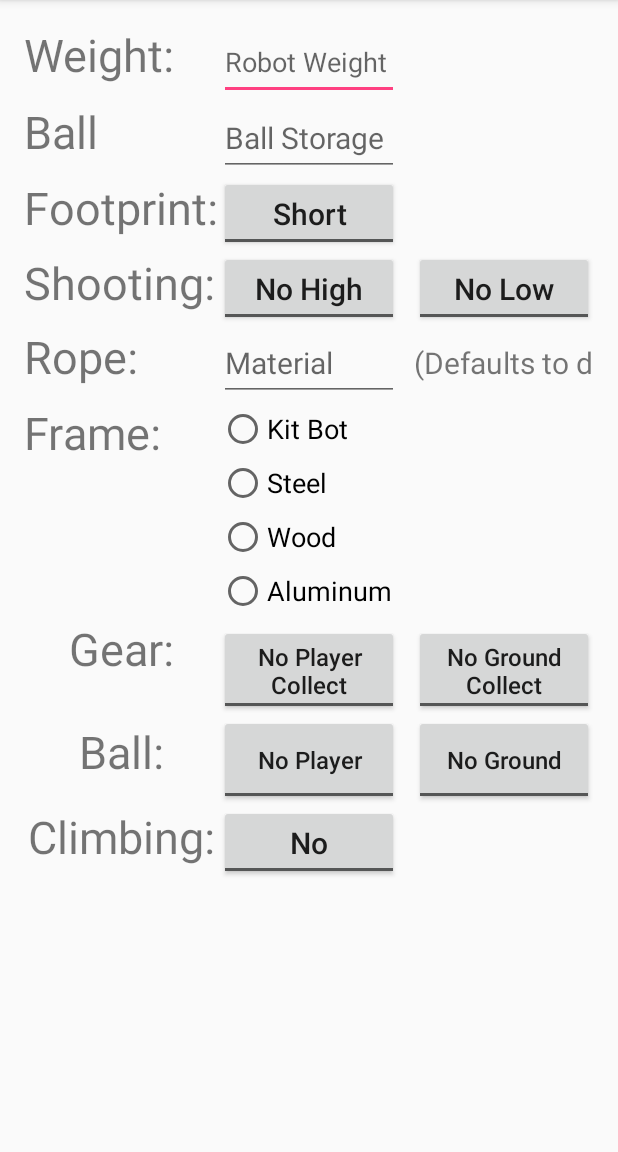
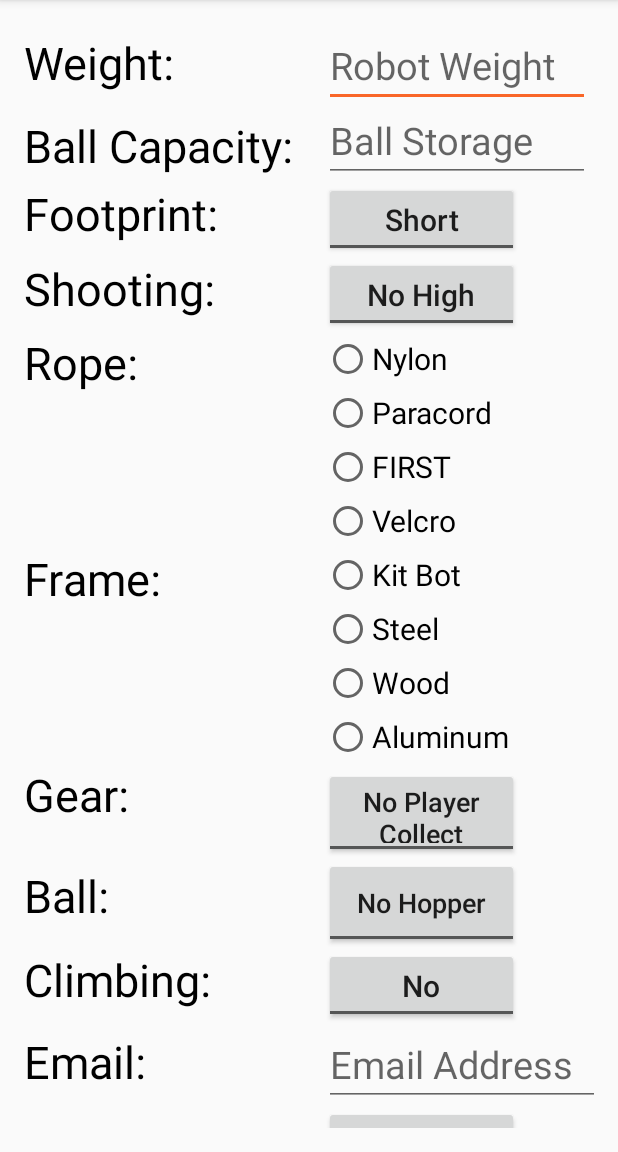
Before and after one commit to RoboRebelsScouting/PitScouting2017, an Android app: the SecondActivity screen opened directly, with no data from a screen before it, on a phone screen of 412 x 824 dp, the part 84-1236 px from its top. Run offline under Robolectric (Android 15) with nearby library versions, the phone set to English and light mode, and no system bars.

Commit message:
latest update 3/22

```diff
--- a/PitScoutingApp2017/app/src/main/res/layout/activity_second.xml
+++ b/PitScoutingApp2017/app/src/main/res/layout/activity_second.xml
@@ -11,80 +11,46 @@
     tools:context="com.example.elmhursts20.pitscoutingapp2017.SecondActivity">
 
     <TextView
-        android:layout_width="130dp"
-        android:layout_height="40dp"
-        android:text="Weight:"
-        android:textSize="30sp"
-        android:layout_row="0"
-        android:layout_column="0" />
-    <TextView
-        android:layout_width="130dp"
-        android:layout_height="40dp"
+        android:layout_width="200dp"
+        android:layout_height="wrap_content"
         android:text="Ball Capacity:"
         android:textSize="30sp"
         android:layout_row="1"
-        android:layout_column="0" />
+        android:layout_column="0"
+        android:textColor="@android:color/background_dark" />
     <TextView
-        android:layout_width="130dp"
+        android:layout_width="183dp"
         android:layout_height="40dp"
         android:text="Footprint:"
         android:textSize="30sp"
         android:layout_row="2"
-        android:layout_column="0" />
-    <TextView
-        android:layout_width="130dp"
-        android:layout_height="40dp"
-        android:text="Shooting:"
-        android:textSize="30sp"
-        android:layout_row="3"
-        android:layout_column="0" />
+        android:layout_column="0"
+        android:textColor="@android:color/background_dark" />
 
     <TextView
         android:layout_width="130dp"
         android:layout_height="40dp"
-        android:textAlignment="center"
+        android:textAlignment="viewStart"
         android:text="Gear:"
         android:textSize="30sp"
         android:layout_row="6"
-        android:layout_column="0" />
-    <TextView
-        android:layout_width="130dp"
-        android:layout_height="40dp"
-        android:textAlignment="center"
-        android:text="Ball:"
-        android:textSize="30sp"
-        android:layout_row="7"
-        android:layout_column="0" />
-    <TextView
-        android:layout_width="130dp"
-        android:layout_height="40dp"
-        android:textAlignment="center"
-        android:text="Climbing:"
-        android:textSize="30sp"
-        android:layout_row="8"
-        android:layout_column="0" />
+        android:layout_column="0"
+        android:textColor="@android:color/background_dark" />
 
     <EditText
         android:id="@+id/robotWeight"
         android:inputType="number"
-        android:layout_width="120dp"
-        android:layout_height="50dp"
-        android:textSize="18sp"
+        android:layout_width="177dp"
+        android:layout_height="wrap_content"
+        android:textSize="25sp"
         android:hint="Robot Weight"
         android:layout_row="0"
-        android:layout_column="1" />
-    <EditText
-        android:id="@+id/ballCapacity"
-        android:inputType="number"
-        android:layout_width="120dp"
-        android:layout_height="50dp"
-        android:textSize="20sp"
-        android:hint="Ball Storage"
-        android:layout_row="1"
-        android:layout_column="1" />
+        android:layout_column="1"
+        android:textColor="@android:color/background_dark" />
+
     <ToggleButton
         android:id="@+id/footPrint"
-        android:layout_width="120dp"
+        android:layout_width="130dp"
         android:layout_height="50dp"
         android:textOn="Tall"
         android:textOff="Short"
@@ -97,21 +63,11 @@
         android:textOn="High"
         android:textOff="No High"
         android:textAllCaps="false"
-        android:layout_width="120dp"
+        android:layout_width="130dp"
         android:layout_height="50dp"
         android:textSize="20sp"
         android:layout_row="3"
         android:layout_column="1" />
-    <ToggleButton
-        android:id="@+id/shootLow"
-        android:textOn="Low"
-        android:textOff="No Low"
-        android:textAllCaps="false"
-        android:layout_width="120dp"
-        android:layout_height="50dp"
-        android:textSize="20sp"
-        android:layout_row="3"
-        android:layout_column="2" />
 
     <RadioGroup
         android:id="@+id/frameType"
@@ -123,26 +79,26 @@
         <RadioButton
             android:id="@+id/kitbot"
             android:text="Kit Bot"
-            android:layout_width="120dp"
+            android:layout_width="match_parent"
             android:layout_height="36dp"
-            android:textSize="18sp" />
+            android:textSize="20sp" />
         <RadioButton
             android:id="@+id/steel"
             android:text="Steel"
-            android:layout_width="120dp"
+            android:layout_width="match_parent"
             android:layout_height="36dp"
-            android:textSize="18sp" />
+            android:textSize="20sp" />
         <RadioButton
             android:text="Wood"
-            android:layout_width="100dp"
+            android:layout_width="match_parent"
             android:layout_height="36dp"
-            android:textSize="18sp"/>
+            android:textSize="20sp"/>
         <RadioButton
             android:id="@+id/aluminum"
             android:text="Aluminum"
             android:layout_width="130dp"
             android:layout_height="36dp"
-            android:textSize="18sp" /></RadioGroup>
+            android:textSize="20sp" /></RadioGroup>
 
     <ToggleButton
         android:id="@+id/groundGear"
@@ -150,20 +106,118 @@
         android:textOff="No Ground Collect"
         android:layout_width="120dp"
         android:layout_height="60dp"
-        android:textSize="16sp"
+        android:textSize="18sp"
         android:textAllCaps="false"
         android:layout_row="6"
         android:layout_column="2" />
+
     <ToggleButton
-        android:id="@+id/playerBall"
+        android:id="@+id/playerGear"
         android:textOn="Player"
-        android:textOff="No Player"
-        android:layout_width="120dp"
+        android:textOff="No Player Collect"
+        android:textAllCaps="false"
+        android:layout_width="130dp"
         android:layout_height="60dp"
-        android:textSize="16sp"
+        android:textSize="18sp"
+        android:layout_row="6"
+        android:layout_column="1" />
+
+    <RadioGroup
+        android:id="@+id/rope"
+        android:layout_width="wrap_content"
+        android:layout_height="wrap_content"
+        android:layout_row="4"
+        android:layout_column="1" >
+
+        <RadioButton
+            android:id="@+id/nylon"
+            android:text="Nylon"
+            android:layout_width="130dp"
+            android:layout_height="36dp"
+            android:textSize="20sp" />
+        <RadioButton
+            android:id="@+id/paracord"
+            android:text="Paracord"
+            android:layout_width="130dp"
+            android:layout_height="36dp"
+            android:textSize="20sp" />
+        <RadioButton
+            android:id="@+id/first"
+            android:text="FIRST"
+            android:layout_width="130dp"
+            android:layout_height="36dp"
+            android:textSize="20sp"   />
+
+        <RadioButton
+            android:id="@+id/velcro"
+            android:text="Velcro"
+            android:layout_width="130dp"
+            android:layout_height="36dp"
+            android:textSize="20sp" />
+    </RadioGroup>
+
+    <TextView
+        android:layout_width="130dp"
+        android:layout_height="40dp"
+        android:text="Rope:"
+        android:textSize="30sp"
+        android:layout_row="4"
+        android:layout_column="0"
+        android:textColor="@android:color/background_dark" />
+
+    <Button
+        android:id="@+id/finishButton"
+        android:text="Submit"
         android:textAllCaps="false"
-        android:layout_row="7"
+        android:onClick="submit"
+        android:layout_width="130dp"
+        android:layout_height="50dp"
+        android:textSize="20sp"
+        android:layout_row="21"
+        android:layout_column="1"/>
+
+    <TextView
+        android:layout_width="130dp"
+        android:layout_height="40dp"
+        android:textAlignment="textStart"
+        android:text="Climbing:"
+        android:textSize="30sp"
+        android:layout_row="10"
+        android:layout_column="0"
+        android:textColor="@android:color/background_dark" />
+
+    <TextView
+        android:layout_width="130dp"
+        android:layout_height="40dp"
+        android:textAlignment="textStart"
+        android:text="Ball:"
+        android:textSize="30sp"
+        android:layout_row="8"
+        android:layout_column="0"
+        android:textColor="@android:color/background_dark" />
+
+    <ToggleButton
+        android:id="@+id/canClimb"
+        android:layout_height="50dp"
+        android:textOn="Yes"
+        android:textOff="No"
+        android:textSize="20sp"
+        android:layout_row="10"
+        android:textAllCaps="false"
+        android:layout_column="1"
+        android:layout_width="130dp" />
+
+    <ToggleButton
+        android:id="@+id/hopperBall"
+        android:textOn="Hopper"
+        android:textOff="No Hopper"
+        android:layout_width="130dp"
+        android:layout_height="60dp"
+        android:textSize="18sp"
+        android:textAllCaps="false"
+        android:layout_row="8"
         android:layout_column="1" />
+
     <ToggleButton
         android:id="@+id/groundBall"
         android:textOn="Ground"
@@ -171,50 +225,9 @@
         android:textAllCaps="false"
         android:layout_width="120dp"
         android:layout_height="60dp"
-        android:textSize="16sp"
-        android:layout_row="7"
+        android:textSize="18sp"
+        android:layout_row="8"
         android:layout_column="2" />
-
-    <ToggleButton
-        android:id="@+id/playerGear"
-        android:textOn="Player"
-        android:textOff="No Player Collect"
-        android:textAllCaps="false"
-        android:layout_width="120dp"
-        android:layout_height="60dp"
-        android:textSize="16sp"
-        android:layout_row="6"
-        android:layout_column="1" />
-
-    <EditText
-        android:id="@+id/rope"
-        android:layout_width="120dp"
-        android:layout_height="50dp"
-        android:digits="abcdefghijklmnopqrstuvwxyzABCDEFGHIJKLMNOPQRSTUVWXYZ"
-        android:inputType="textPersonName"
-        android:hint="Material"
-        android:textSize="20sp"
-        android:layout_row="4"
-        android:layout_column="1" />
-
-    <TextView
-        android:layout_width="130dp"
-        android:layout_height="40dp"
-        android:text="Rope:"
-        android:textSize="30sp"
-        android:layout_row="4"
-        android:layout_column="0" />
-
-    <ToggleButton
-        android:id="@+id/canClimb"
-        android:layout_width="120dp"
-        android:layout_height="50dp"
-        android:textOn="Yes"
-        android:textOff="No"
-        android:textSize="20sp"
-        android:layout_row="8"
-        android:textAllCaps="false"
-        android:layout_column="1" />
 
     <TextView
         android:layout_width="130dp"
@@ -222,27 +235,58 @@
         android:text="Frame:"
         android:textSize="30sp"
         android:layout_row="5"
-        android:layout_column="0" />
+        android:layout_column="0"
+        android:textColor="@android:color/background_dark" />
+
+    <EditText
+        android:id="@+id/ballCapacity"
+        android:inputType="number"
+        android:layout_width="177dp"
+        android:layout_height="50dp"
+        android:textSize="25sp"
+        android:hint="Ball Storage"
+        android:layout_row="1"
+        android:layout_column="1"
+        android:textColor="@android:color/background_dark" />
 
     <TextView
-        android:layout_width="190dp"
+        android:layout_width="184dp"
+        android:layout_height="wrap_content"
+        android:text="Weight:"
+        android:textSize="30sp"
+        android:layout_row="0"
+        android:layout_column="0"
+        android:textColor="@android:color/background_dark" />
+
+    <TextView
+        android:text="Email:"
+        android:layout_width="130dp"
         android:layout_height="40dp"
-        android:text="(Defaults to default)"
-        android:textSize="20sp"
-        android:layout_row="4"
-        android:layout_column="2"
-        android:id="@+id/textView" />
+        android:id="@+id/email"
+        android:textSize="30sp"
+        android:textColor="@android:color/background_dark"
+        android:layout_row="11"
+        android:layout_column="0"/>
 
-    <Button
-        android:id="@+id/finishButton"
-        android:text="Submit"
-        android:textAllCaps="false"
-        android:onClick="submit"
-        android:layout_width="120dp"
-        android:layout_height="50dp"
-        android:textSize="20sp"
-        android:layout_row="1"
-        android:layout_column="3"/>
+    <EditText
+        android:layout_width="206dp"
+        android:layout_height="wrap_content"
+        android:inputType="textEmailAddress"
+        android:ems="10"
+        android:id="@+id/enterEmail"
+        android:layout_row="11"
+        android:layout_column="1"
+        android:hint="Email Address"
+        android:textSize="25sp" />
+
+    <TextView
+        android:layout_width="130dp"
+        android:layout_height="40dp"
+        android:text="Shooting:"
+        android:textSize="30sp"
+        android:layout_row="3"
+        android:layout_column="0"
+        android:textColor="@android:color/background_dark" />
 
     <Button
         android:id="@+id/takePhoto"
@@ -252,6 +296,17 @@
         android:layout_width="120dp"
         android:layout_height="50dp"
         android:textSize="20sp"
-        android:layout_row="2"
-        android:layout_column="3"/>
+        android:layout_row="0"
+        android:layout_column="2"/>
+
+    <ToggleButton
+        android:id="@+id/shootLow"
+        android:textOn="Low"
+        android:textOff="No Low"
+        android:textAllCaps="false"
+        android:layout_width="120dp"
+        android:layout_height="50dp"
+        android:textSize="20sp"
+        android:layout_row="3"
+        android:layout_column="2" />
 </GridLayout>
--- a/PitScoutingApp2017/app/src/main/res/values/colors.xml
+++ b/PitScoutingApp2017/app/src/main/res/values/colors.xml
@@ -1,6 +1,6 @@
 <?xml version="1.0" encoding="utf-8"?>
 <resources>
-    <color name="colorPrimary">#3F51B5</color>
+    <color name="colorPrimary">#3f51b5</color>
     <color name="colorPrimaryDark">#303F9F</color>
-    <color name="colorAccent">#FF4081</color>
+    <color name="colorAccent">#f96628</color>
 </resources>
```
Also changed, not shown: PitScoutingApp2017/app/src/main/java/com/example/elmhursts20/pitscoutingapp2017/FirstActivity.java (+10 -6 lines), PitScoutingApp2017/app/src/main/java/com/example/elmhursts20/pitscoutingapp2017/InfoStorage.java (+12 -4 lines), PitScoutingApp2017/app/src/main/java/com/example/elmhursts20/pitscoutingapp2017/SecondActivity.java (+26 -8 lines), PitScoutingApp2017/app/src/main/res/layout/activity_first.xml (+38 -32 lines), PitScoutingApp2017/app/src/main/res/layout/activity_photo.xml (+4 -4 lines).
